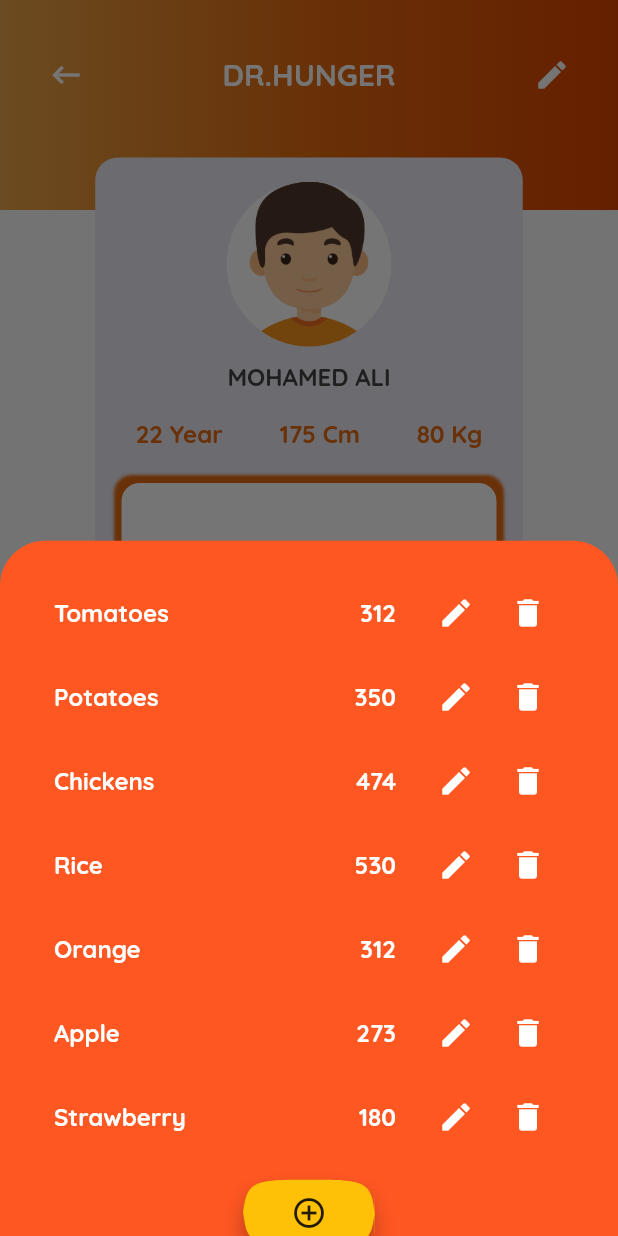
After one commit to mohammedali9810/Dr.Hunger-Flutter, a Flutter app: the UserProfile screen opened directly, after a tap on "Show my Inventory", on a phone screen of 412 x 824 dp. The commit adds this screen. Run offline on Flutter 3.47's test engine with Material 2 defaults, Android fonts, the phone set to English and light mode, and no system bars; drawn by our look-alikes of auto_animated; our stand-ins replace cloud_firestore, firebase_auth, font_awesome_flutter, google_fonts, gradient_app_bar, pie_chart and 1 more; accounts and stored records are empty.

Commit message:
bottom sheet everywhere

```diff
--- a/lib/providers/ingredients_provider.dart
+++ b/lib/providers/ingredients_provider.dart
@@ -20,14 +20,14 @@ class Ingredients with ChangeNotifier {
     'Mango',
     'Strawberry',
   ];
-  Map<String, bool> _vegetablesMap, _fruitsMap;
-  Map<String, bool> get vegetables => {..._vegetablesMap};
+  Map<String, bool> _vegMap, _fruitsMap;
+  Map<String, bool> get vegetables => {..._vegMap};
   Map<String, bool> get fruits => {..._fruitsMap};
-  Map<String, double> _ingredients = {};
-  Map<String, double> get ingredients => {..._ingredients};
+  Map<String, int> _ingredients = {};
+  Map<String, int> get ingredients => {..._ingredients};
 
   void _init() {
-    _vegetablesMap = Map<String, bool>.fromIterable(
+    _vegMap = Map<String, bool>.fromIterable(
       _vegetables,
       key: (element) => element,
       value: (_) => false,
@@ -37,10 +37,28 @@ class Ingredients with ChangeNotifier {
       key: (element) => element,
       value: (_) => false,
     );
+    // ----------------------------
+    // for test purposes only
+    // ----------------------------
+    _vegMap['Tomatoes'] =
+        _vegMap['Potatoes'] = _vegMap['Chickens'] = _vegMap['Rice'] = true;
+    _fruitsMap['Orange'] =
+        _fruitsMap['Apple'] = _fruitsMap['Strawberry'] = true;
+    _ingredients = {
+      'Tomatoes': 312,
+      'Potatoes': 350,
+      'Chickens': 474,
+      'Rice': 530,
+      'Orange': 312,
+      'Apple': 273,
+      'Strawberry': 180,
+    };
+    // ---------------------------
   }
 
-  void toggleItem(String item, bool isFruit) {
-    (isFruit ? _fruitsMap : _vegetablesMap).update(item, (value) => !value);
+  void toggleItem(String item) {
+    (_fruitsMap.containsKey(item) ? _fruitsMap : _vegMap)
+        .update(item, (value) => !value);
     notifyListeners();
   }
 
@@ -49,12 +67,12 @@ class Ingredients with ChangeNotifier {
     notifyListeners();
   }
 
-  void addToMap(String item, double value) {
+  void addToMap(String item, int value) {
     _ingredients.putIfAbsent(item, () => value);
     notifyListeners();
   }
 
-  void updateMap(String item, double value) {
+  void updateMap(String item, int value) {
     _ingredients.update(item, (_) => value);
     notifyListeners();
   }
--- a/lib/providers/meal_provider.dart
+++ /dev/null
@@ -1,15 +0,0 @@
-import 'package:flutter/material.dart';
-
-class Meal with ChangeNotifier {
-  final String id;
-  final String name;
-  final String imageUrl;
-  final String description;
-
-  Meal({
-    @required this.id,
-    @required this.imageUrl,
-    @required this.description,
-    @required this.name,
-  });
-}
--- a/lib/providers/meals_provider.dart
+++ b/lib/providers/meals_provider.dart
@@ -1,61 +1,72 @@
 import 'package:flutter/material.dart';
 
-import 'meal_provider.dart';
-
-class Meals with ChangeNotifier{
-
-  List <Meal> _meals = [
+class Meals with ChangeNotifier {
+  List<Meal> _meals = [
     Meal(
       id: DateTime.now().toString(),
       description: 'Enjoy With Your Time',
       imageUrl: 'assets/images/food3.jpg',
-        name: 'BREAKFAST'
+      name: 'BREAKFAST',
     ),
     Meal(
       id: DateTime.now().toString(),
       description: 'Enjoy With Your Time',
       imageUrl: 'assets/images/food3.jpg',
-        name: 'BREAKFAST'
+      name: 'BREAKFAST',
     ),
     Meal(
       id: DateTime.now().toString(),
       description: 'Enjoy With Your Time',
       imageUrl: 'assets/images/food3.jpg',
-        name: 'BREAKFAST'
+      name: 'BREAKFAST',
     ),
     Meal(
       id: DateTime.now().toString(),
       description: 'Enjoy With Your Time',
       imageUrl: 'assets/images/food3.jpg',
-        name: 'BREAKFAST'
+      name: 'BREAKFAST',
     ),
     Meal(
       id: DateTime.now().toString(),
       description: 'Enjoy With Your Time',
       imageUrl: 'assets/images/food3.jpg',
-        name: 'BREAKFAST'
+      name: 'BREAKFAST',
     ),
     Meal(
       id: DateTime.now().toString(),
       description: 'Enjoy With Your Time',
       imageUrl: 'assets/images/food3.jpg',
-        name: 'BREAKFAST'
+      name: 'BREAKFAST',
     ),
     Meal(
       id: DateTime.now().toString(),
       description: 'cookies',
       imageUrl: 'assets/images/food3.jpg',
-        name: 'Good Meal'
+      name: 'Good Meal',
     ),
     Meal(
       id: DateTime.now().toString(),
       description: 'Enjoy With Your Time',
       imageUrl: 'assets/images/food3.jpg',
-        name: 'BREAKFAST'
+      name: 'BREAKFAST',
     ),
   ];
 
-  List<Meal>  get meals{
+  List<Meal> get meals {
     return [..._meals];
   }
 }
+
+class Meal {
+  final String id;
+  final String name;
+  final String imageUrl;
+  final String description;
+
+  Meal({
+    @required this.id,
+    @required this.imageUrl,
+    @required this.description,
+    @required this.name,
+  });
+}
--- a/lib/screens/diet_screens/diet_generator_screen.dart
+++ b/lib/screens/diet_screens/diet_generator_screen.dart
@@ -6,7 +6,7 @@ import 'package:google_fonts/google_fonts.dart';
 
 import '../../widgets/food_type.dart';
 import '../../widgets/bmi_components.dart';
-import '../diet_screens/raw_materials.dart';
+import '../diet_screens/raw_materials_screen.dart';
 
 class DietGeneratorScreen extends StatefulWidget {
   DietGeneratorScreen({Key key}) : super(key: key);
--- a/lib/screens/diet_screens/raw_materials.dart
+++ b/lib/screens/diet_screens/raw_materials_screen.dart
@@ -8,7 +8,7 @@ import 'package:provider/provider.dart';
 import '../../providers/ingredients_provider.dart';
 import '../../widgets/bmi_components.dart';
 import '../../widgets/ingredient_row.dart';
-import '../meal_screens/meal_overview.dart';
+import '../meal_screens/meal_overview_screen.dart';
 
 class RawMaterials extends StatefulWidget {
   @override
@@ -137,9 +137,9 @@ class _RawMaterialsState extends State<RawMaterials> {
         shape: ContinuousRectangleBorder(
           borderRadius: BorderRadius.circular(50),
         ),
-        child: Icon(Icons.add_circle_outline),
+        child: Icon(Icons.add),
         color: Colors.amber,
-        padding: EdgeInsets.symmetric(horizontal: 70, vertical: 10),
+        padding: EdgeInsets.symmetric(horizontal: 30, vertical: 10),
         onPressed: () => setState(() {
           animate = true;
           if (isFruit && ingredients.fruits.length > _fruitCount) _fruitCount++;
--- a/lib/screens/user_screens/user_profile.dart
+++ b/lib/screens/user_screens/user_profile.dart
@@ -1,4 +1,6 @@
 import 'package:flutter/material.dart';
+
+import '../../widgets/profile_sheet.dart';
 
 class UserProfile extends StatelessWidget {
   final endColor = Color(0xFFe46792);
@@ -6,7 +8,6 @@ class UserProfile extends StatelessWidget {
   final titleColor = Color(0xff444444);
   final textColor = Color(0xFFa9a9a9);
   final shadowColor = Color(0xffe9e9f4);
-
   final newColor = Color(0xfffbb448);
   final newColor2 = Color(0xffe46b10);
 
@@ -101,13 +102,6 @@ class UserProfile extends StatelessWidget {
                     decoration: BoxDecoration(
                       borderRadius: BorderRadius.circular(15),
                       color: shadowColor,
-                      boxShadow: [
-                        BoxShadow(
-                          color: Colors.white,
-                          //blurRadius: 1,
-                          spreadRadius: 3,
-                        ),
-                      ],
                     ),
                     child: Column(
                       children: <Widget>[
@@ -244,6 +238,35 @@ class UserProfile extends StatelessWidget {
                     ),
                   ),
                 ),
+                FlatButton(
+                  onPressed: () => showModalBottomSheet(
+                    context: context,
+                    builder: (_) => ClipRRect(
+                      child: ProfileSheet(),
+                      borderRadius: BorderRadius.vertical(
+                        top: Radius.circular(30),
+                      ),
+                    ),
+                    backgroundColor: Colors.deepOrange,
+                    shape: RoundedRectangleBorder(
+                      borderRadius: BorderRadius.vertical(
+                        top: Radius.circular(30),
+                      ),
+                    ),
+                  ),
+                  color: Colors.amber,
+                  shape: ContinuousRectangleBorder(
+                    borderRadius: BorderRadius.circular(60),
+                  ),
+                  padding: EdgeInsets.symmetric(
+                    horizontal: 25,
+                    vertical: 15,
+                  ),
+                  child: Text(
+                    'Show my Inventory',
+                    style: TextStyle(fontSize: 16),
+                  ),
+                ),
               ],
             ),
           ),
--- /dev/null
+++ b/lib/widgets/profile_sheet.dart
@@ -0,0 +1,276 @@
+import 'package:auto_animated/auto_animated.dart';
+import 'package:flutter/material.dart';
+import 'package:flutter/services.dart';
+import 'package:provider/provider.dart';
+
+import '../providers/ingredients_provider.dart';
+
+class ProfileSheet extends StatefulWidget {
+  @override
+  _ProfileSheetState createState() => _ProfileSheetState();
+}
+
+class _ProfileSheetState extends State<ProfileSheet>
+    with TickerProviderStateMixin {
+  Ingredients ingredient;
+  Map<String, int> ingredients;
+  Map<String, bool> items = Map<String, bool>();
+  TextStyle _style = TextStyle();
+  @override
+  Widget build(BuildContext context) {
+    ingredient = Provider.of<Ingredients>(context);
+    ingredients = ingredient.ingredients;
+    items.clear();
+    items.addAll(ingredient.vegetables);
+    items.addAll(ingredient.fruits);
+    items.removeWhere((key, value) => value);
+    _style = Theme.of(context).textTheme.subtitle1.copyWith(
+          color: Colors.black,
+          fontWeight: FontWeight.bold,
+        );
+    return LiveList(
+      padding: EdgeInsets.all(20),
+      shrinkWrap: true,
+      itemCount: ingredients.length + 1,
+      itemBuilder: (context, index, animation) {
+        if (index == ingredients.length) return _addButton();
+        AnimationController controller = AnimationController(
+          vsync: this,
+          duration: Duration(milliseconds: 500),
+        );
+        Animation<double> heightAnimation = Tween<double>(
+          begin: 56,
+          end: 0,
+        ).animate(controller);
+        Animation<double> opacityAnimation = Tween<double>(
+          begin: 1,
+          end: 0,
+        ).animate(controller);
+        String item = ingredients.keys.toList()[index];
+        int value = ingredients.values.toList()[index];
+        return FadeTransition(
+          opacity: Tween<double>(begin: 0, end: 1).animate(animation),
+          child: SlideTransition(
+            position: Tween<Offset>(
+              begin: Offset(0, -0.1),
+              end: Offset.zero,
+            ).animate(animation),
+            child: AnimatedBuilder(
+              animation: opacityAnimation,
+              builder: (context, child) => Opacity(
+                opacity: opacityAnimation.value,
+                child: AnimatedBuilder(
+                  animation: heightAnimation,
+                  builder: (context, _) => Container(
+                    height: heightAnimation.value,
+                    child: ScaleTransition(
+                      scale: opacityAnimation,
+                      child: child,
+                    ),
+                  ),
+                ),
+              ),
+              child: ListTile(
+                title: Row(
+                  mainAxisAlignment: MainAxisAlignment.spaceBetween,
+                  children: <Widget>[
+                    Text(item),
+                    Text('$value'),
+                  ],
+                ),
+                trailing: Row(
+                  mainAxisSize: MainAxisSize.min,
+                  children: <Widget>[
+                    IconButton(
+                      icon: Icon(
+                        Icons.edit,
+                        color: Colors.white,
+                      ),
+                      onPressed: () => showDialog(
+                        context: context,
+                        barrierDismissible: true,
+                        builder: (_) => _editDialog(item),
+                      ),
+                    ),
+                    IconButton(
+                      icon: Icon(
+                        Icons.delete,
+                        color: Colors.white,
+                      ),
+                      onPressed: () => showDialog(
+                        context: context,
+                        barrierDismissible: true,
+                        builder: (_) => _removeDialog(item, controller),
+                      ),
+                    ),
+                  ],
+                ),
+              ),
+            ),
+          ),
+        );
+      },
+    );
+  }
+
+  Widget _editDialog(String item) {
+    int newValue;
+    return AlertDialog(
+      backgroundColor: Colors.amber,
+      shape: ContinuousRectangleBorder(
+        borderRadius: BorderRadius.circular(80),
+      ),
+      content: TextField(
+        inputFormatters: <TextInputFormatter>[
+          WhitelistingTextInputFormatter.digitsOnly,
+        ],
+        keyboardType: TextInputType.number,
+        textAlign: TextAlign.center,
+        decoration: InputDecoration(
+          hintText: 'New Value',
+          hintStyle: TextStyle(color: Colors.black45),
+          contentPadding: EdgeInsets.symmetric(horizontal: 10),
+        ),
+        style: TextStyle(color: Colors.black),
+        onChanged: (value) => newValue = int.tryParse(value),
+      ),
+      actions: <Widget>[
+        FlatButton(
+          onPressed: () {
+            ingredient.updateMap(item, newValue);
+            Navigator.of(context).pop();
+          },
+          child: Text(
+            'Save',
+            style: _style,
+          ),
+        ),
+        _cancelButton(),
+      ],
+    );
+  }
+
+  Widget _removeDialog(String item, AnimationController controller) {
+    return AlertDialog(
+      backgroundColor: Colors.amber,
+      shape: ContinuousRectangleBorder(
+        borderRadius: BorderRadius.circular(80),
+      ),
+      content: Text(
+        'Are you sure you want to remove this item?',
+        style: _style,
+      ),
+      actions: <Widget>[
+        FlatButton(
+          onPressed: () {
+            Navigator.of(context).pop();
+            controller.forward().then((value) {
+              ingredient.removeFromMap(item);
+              ingredient.toggleItem(item);
+            });
+          },
+          child: Text(
+            'Remove',
+            style: _style,
+          ),
+        ),
+        _cancelButton(),
+      ],
+    );
+  }
+
+  Widget _addDialog() {
+    String newItem;
+    int newValue = 0;
+    return StatefulBuilder(
+      builder: (context, setState) => AlertDialog(
+        backgroundColor: Colors.amber,
+        shape: ContinuousRectangleBorder(
+          borderRadius: BorderRadius.circular(80),
+        ),
+        content: Row(
+          children: <Widget>[
+            Expanded(
+              child: DropdownButton<String>(
+                dropdownColor: Colors.amber,
+                style: _style,
+                underline: SizedBox.shrink(),
+                isExpanded: true,
+                value: newItem,
+                onChanged: (item) => setState(() => newItem = item),
+                items: items.keys
+                    .map((value) => DropdownMenuItem<String>(
+                          value: value,
+                          child: Center(
+                            child: Text(value),
+                          ),
+                        ))
+                    .toList(),
+              ),
+            ),
+            SizedBox(width: 20),
+            Expanded(
+              child: TextField(
+                enabled: newItem != null,
+                inputFormatters: <TextInputFormatter>[
+                  WhitelistingTextInputFormatter.digitsOnly,
+                ],
+                keyboardType: TextInputType.number,
+                textAlign: TextAlign.center,
+                style: _style,
+                decoration: InputDecoration(hintText: 'Amount'),
+                onChanged: (value) => newValue = int.tryParse(value),
+              ),
+            ),
+          ],
+        ),
+        actions: <Widget>[
+          FlatButton(
+            onPressed: () {
+              Navigator.of(context).pop();
+              setState(() {
+                ingredient.toggleItem(newItem);
+                ingredient.addToMap(newItem, newValue);
+              });
+            },
+            child: Text(
+              'Add',
+              style: _style,
+            ),
+          ),
+          _cancelButton(),
+        ],
+      ),
+    );
+  }
+
+  Widget _addButton() {
+    return Center(
+      heightFactor: 1.5,
+      child: RaisedButton(
+        elevation: 5,
+        shape: ContinuousRectangleBorder(
+          borderRadius: BorderRadius.circular(50),
+        ),
+        child: Icon(Icons.add_circle_outline),
+        color: Colors.amber,
+        padding: EdgeInsets.symmetric(horizontal: 30, vertical: 10),
+        onPressed: () => showDialog(
+          context: context,
+          barrierDismissible: true,
+          builder: (context) => _addDialog(),
+        ),
+      ),
+    );
+  }
+
+  Widget _cancelButton() {
+    return FlatButton(
+      onPressed: () => Navigator.of(context).pop(),
+      child: Text(
+        'Cancel',
+        style: TextStyle(color: Colors.black),
+      ),
+    );
+  }
+}
```
Also changed, not shown: lib/screens/meal_screens/meal_detail_screen.dart (+38 -1 lines), lib/screens/meal_screens/meal_overview_screen.dart (renamed from lib/screens/meal_screens/meal_overview.dart, +16 -4 lines), lib/widgets/ingredient_row.dart (+10 -6 lines). Lines whose indentation alone changed are shown as unchanged.
